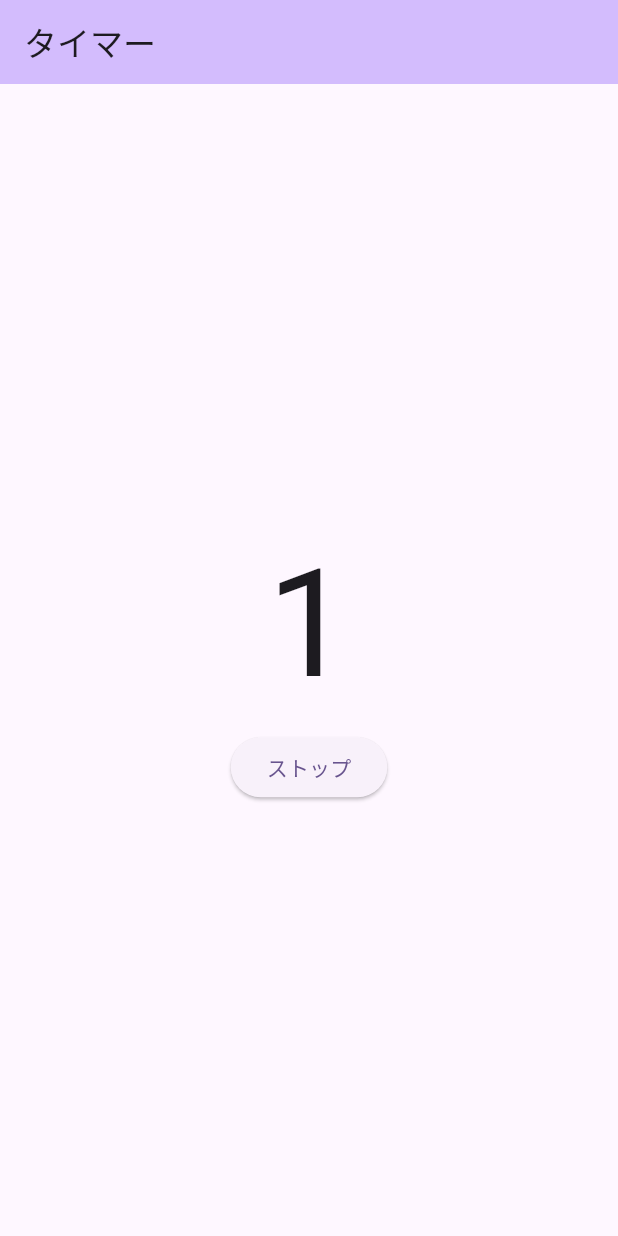
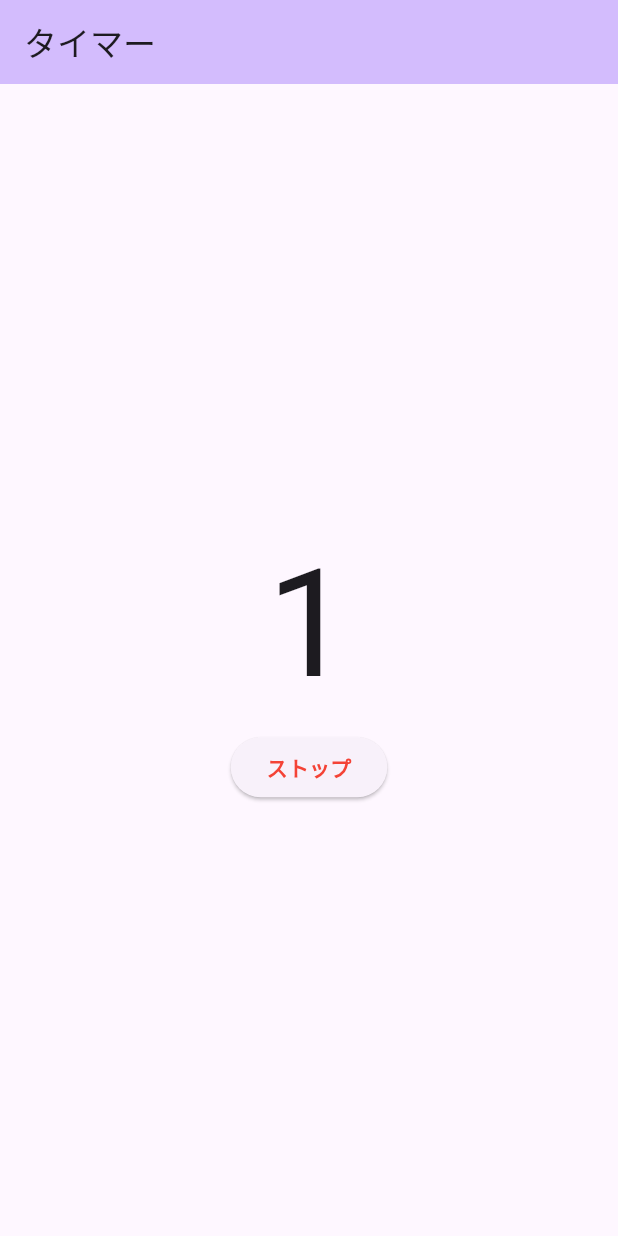
Before and after one commit to inoyoh/timer, a Flutter app: the screen it shows after launch, after a tap on "スタート", on a phone screen of 412 x 824 dp. Run offline on Flutter 3.47's test engine with Material 3 defaults, Android fonts, the phone set to English and light mode, and no system bars.

Commit message:
状態に応じて、文字色も切り替える。ボールドにする。

```diff
--- a/lib/main.dart
+++ b/lib/main.dart
@@ -64,7 +64,12 @@ class _MyHomePageState extends State<MyHomePage> {
             },
 
               // 「_isRunning」がtrueの場合「ストップ」、falseの場合「スタート」
-              child: Text(_isRunning ? 'ストップ' : 'スタート'),
+              child: Text(_isRunning ? 'ストップ' : 'スタート',
+                style : TextStyle(
+                  color: _isRunning ? Colors.red : Colors.green,
+                  fontWeight: FontWeight.bold,
+                ),
+              ),
             )
           ],
         ),
```
